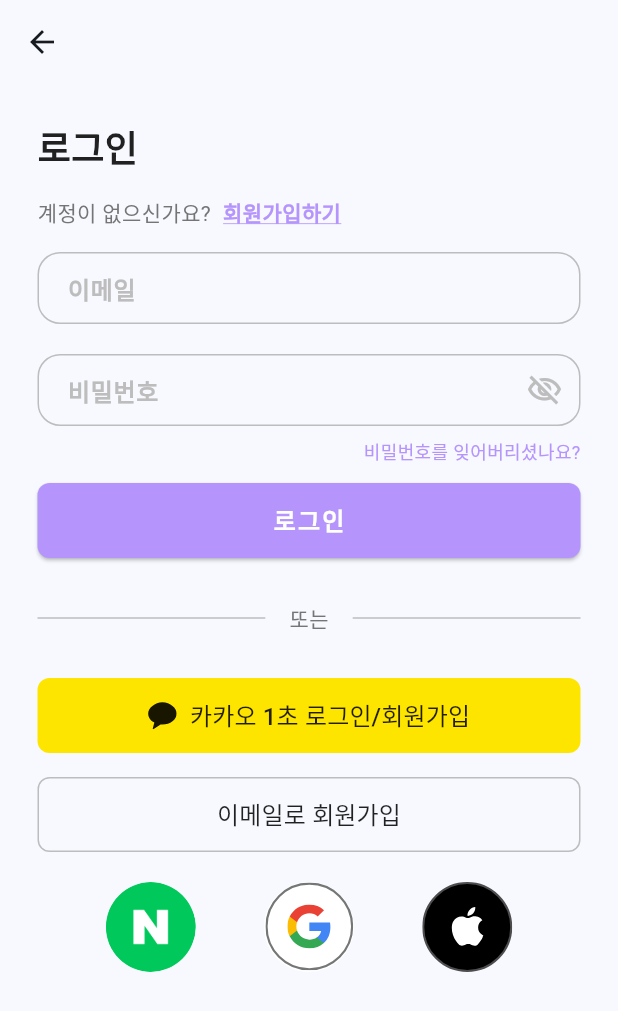
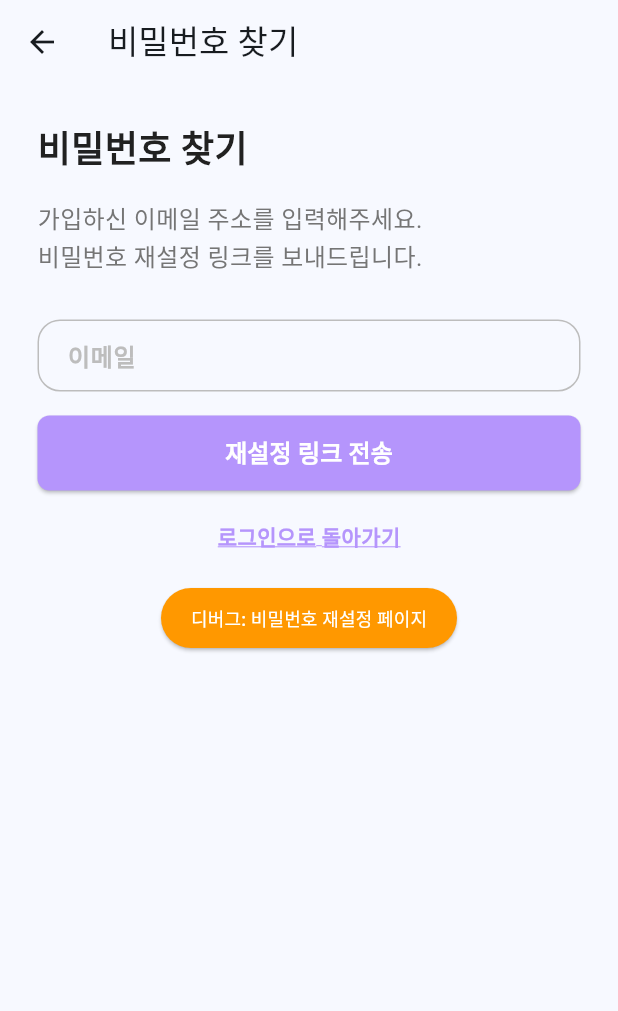
Before and after one commit to verychain/flutter, a Flutter app: the LoginPage screen opened directly, after a tap on "비밀번호를 잊어버리셨나요?", on a phone screen of 412 x 824 dp. Shown: the top 1011 px of the screen. Run offline on Flutter 3.47's test engine with Material 3 defaults, Android fonts, the phone set to English and light mode, and no system bars; our stand-ins replace flutter_svg, lottie, shared_preferences; accounts and stored records are empty; Roboto replaces fonts that are missing (Pretendard); project files that could hold a hidden picture were left out.

Commit message:
feat: 비밀번호 찾기/재설정 화면

```diff
--- /dev/null
+++ b/lib/view/pages/forgot_password_page.dart
@@ -0,0 +1,288 @@
+import 'package:demo_flutter/data/constants.dart';
+import 'package:demo_flutter/view/pages/reset_password_page.dart'; // 추가
+import 'package:flutter/material.dart';
+import 'package:flutter/services.dart';
+
+class ForgotPasswordPage extends StatefulWidget {
+  const ForgotPasswordPage({super.key});
+
+  @override
+  State<ForgotPasswordPage> createState() => _ForgotPasswordPageState();
+}
+
+class _ForgotPasswordPageState extends State<ForgotPasswordPage> {
+  final TextEditingController controllerEmail = TextEditingController();
+  String? errorMessage;
+  bool isEmailSent = false;
+
+  @override
+  void dispose() {
+    controllerEmail.dispose();
+    super.dispose();
+  }
+
+  @override
+  Widget build(BuildContext context) {
+    return Scaffold(
+      appBar: AppBar(
+        title: Text('비밀번호 찾기'),
+      ),
+      body: Padding(
+        padding: const EdgeInsets.all(25.0),
+        child: Column(
+          crossAxisAlignment: CrossAxisAlignment.start,
+          children: [
+            Text(
+              "비밀번호 찾기",
+              style: TextStyle(
+                color: Colors.grey.shade900,
+                fontSize: 24.0,
+                fontWeight: FontWeight.bold,
+              ),
+            ),
+            SizedBox(height: 16.0),
+            Text(
+              "가입하신 이메일 주소를 입력해주세요.\n비밀번호 재설정 링크를 보내드립니다.",
+              style: TextStyle(
+                color: Colors.grey.shade600,
+                fontSize: 16.0,
+                height: 1.5,
+              ),
+            ),
+            SizedBox(height: 30.0),
+
+            if (!isEmailSent) ...[
+              // 이메일 입력 필드
+              TextField(
+                controller: controllerEmail,
+                keyboardType: TextInputType.emailAddress,
+                autocorrect: false,
+                enableSuggestions: false,
+                inputFormatters: [
+                  FilteringTextInputFormatter.allow(RegExp(r'[a-zA-Z0-9@._-]')),
+                ],
+                decoration: InputDecoration(
+                  hintText: '이메일',
+                  hintStyle: TextStyle(
+                    color: Colors.grey.shade400,
+                    fontWeight: FontWeight.bold,
+                  ),
+                  contentPadding: EdgeInsets.symmetric(
+                    horizontal: 16.0,
+                    vertical: 12.0,
+                  ),
+                  border: OutlineInputBorder(
+                    borderRadius: BorderRadius.circular(15.0),
+                    borderSide: BorderSide(color: Colors.grey.shade400),
+                  ),
+                  enabledBorder: OutlineInputBorder(
+                    borderRadius: BorderRadius.circular(15.0),
+                    borderSide: BorderSide(color: Colors.grey.shade400),
+                  ),
+                  focusedBorder: OutlineInputBorder(
+                    borderRadius: BorderRadius.circular(15.0),
+                    borderSide: BorderSide(color: AppColors.primary),
+                  ),
+                ),
+              ),
+
+              SizedBox(height: 16.0),
+
+              // 오류 메시지 표시
+              if (errorMessage != null)
+                Container(
+                  margin: EdgeInsets.only(bottom: 16.0),
+                  padding: EdgeInsets.all(12.0),
+                  decoration: BoxDecoration(
+                    color: Colors.red.shade50,
+                    borderRadius: BorderRadius.circular(8.0),
+                    border: Border.all(color: Colors.red.shade200),
+                  ),
+                  child: Row(
+                    children: [
+                      Icon(
+                        Icons.error_outline,
+                        color: Colors.red.shade600,
+                        size: 20.0,
+                      ),
+                      SizedBox(width: 8.0),
+                      Expanded(
+                        child: Text(
+                          errorMessage!,
+                          style: TextStyle(
+                            color: Colors.red.shade700,
+                            fontSize: 14.0,
+                          ),
+                        ),
+                      ),
+                    ],
+                  ),
+                ),
+
+              // 재설정 링크 전송 버튼
+              ElevatedButton(
+                onPressed: () {
+                  sendResetLink();
+                },
+                style: ElevatedButton.styleFrom(
+                  minimumSize: Size(double.infinity, 50.0),
+                  backgroundColor: AppColors.primary,
+                  shape: RoundedRectangleBorder(
+                    borderRadius: BorderRadius.circular(8.0),
+                  ),
+                ),
+                child: Text(
+                  '재설정 링크 전송',
+                  style: TextStyle(
+                    color: Colors.white,
+                    fontFamily: "Pretendard",
+                    fontSize: 16.0,
+                    fontWeight: FontWeight.bold,
+                  ),
+                ),
+              ),
+            ] else ...[
+              // 이메일 전송 완료 메시지
+              Container(
+                padding: EdgeInsets.all(20.0),
+                decoration: BoxDecoration(
+                  color: Colors.green.shade50,
+                  borderRadius: BorderRadius.circular(12.0),
+                  border: Border.all(color: Colors.green.shade200),
+                ),
+                child: Column(
+                  children: [
+                    Icon(
+                      Icons.email_outlined,
+                      color: Colors.green.shade600,
+                      size: 48.0,
+                    ),
+                    SizedBox(height: 16.0),
+                    Text(
+                      '이메일을 확인해주세요',
+                      style: TextStyle(
+                        color: Colors.green.shade800,
+                        fontSize: 18.0,
+                        fontWeight: FontWeight.bold,
+                      ),
+                    ),
+                    SizedBox(height: 8.0),
+                    Text(
+                      '${controllerEmail.text}로\n비밀번호 재설정 링크를 보냈습니다.',
+                      textAlign: TextAlign.center,
+                      style: TextStyle(
+                        color: Colors.green.shade700,
+                        fontSize: 14.0,
+                        height: 1.5,
+                      ),
+                    ),
+                  ],
+                ),
+              ),
+
+              SizedBox(height: 20.0),
+
+              // 다시 전송 버튼
+              OutlinedButton(
+                onPressed: () {
+                  setState(() {
+                    isEmailSent = false;
+                    errorMessage = null;
+                  });
+                },
+                style: OutlinedButton.styleFrom(
+                  minimumSize: Size(double.infinity, 50.0),
+                  side: BorderSide(color: AppColors.primary),
+                  shape: RoundedRectangleBorder(
+                    borderRadius: BorderRadius.circular(8.0),
+                  ),
+                ),
+                child: Text(
+                  '다시 전송하기',
+                  style: TextStyle(
+                    color: AppColors.primary,
+                    fontSize: 16.0,
+                    fontWeight: FontWeight.bold,
+                  ),
+                ),
+              ),
+            ],
+
+            SizedBox(height: 20.0),
+
+            // 로그인으로 돌아가기
+            Center(
+              child: GestureDetector(
+                onTap: () {
+                  Navigator.pop(context);
+                },
+                child: Text(
+                  "로그인으로 돌아가기",
+                  style: TextStyle(
+                    color: AppColors.primary,
+                    fontSize: 14.0,
+                    fontWeight: FontWeight.bold,
+                    decoration: TextDecoration.underline,
+                    decorationColor: AppColors.primary,
+                  ),
+                ),
+              ),
+            ),
+
+            // 디버깅용 버튼 추가
+            SizedBox(height: 20.0),
+            Center(
+              child: ElevatedButton(
+                onPressed: () {
+                  Navigator.push(
+                    context,
+                    MaterialPageRoute(
+                      builder: (context) => ResetPasswordPage(token: "debug_token"),
+                    ),
+                  );
+                },
+                style: ElevatedButton.styleFrom(
+                  backgroundColor: Colors.orange,
+                  padding: EdgeInsets.symmetric(horizontal: 20.0, vertical: 8.0),
+                ),
+                child: Text(
+                  "디버그: 비밀번호 재설정 페이지",
+                  style: TextStyle(
+                    color: Colors.white,
+                    fontSize: 12.0,
+                  ),
+                ),
+              ),
+            ),
+          ],
+        ),
+      ),
+    );
+  }
+
+  void sendResetLink() {
+    setState(() {
+      errorMessage = null;
+    });
+
+    // 이메일 유효성 검사
+    if (controllerEmail.text.isEmpty) {
+      setState(() {
+        errorMessage = '이메일을 입력해주세요.';
+      });
+      return;
+    }
+
+    if (!controllerEmail.text.contains('@')) {
+      setState(() {
+        errorMessage = '올바른 이메일 주소를 입력해주세요.';
+      });
+      return;
+    }
+
+    // 실제로는 여기서 서버에 비밀번호 재설정 이메일 전송 요청
+    setState(() {
+      isEmailSent = true;
+    });
+  }
+}
--- a/lib/view/pages/login_page.dart
+++ b/lib/view/pages/login_page.dart
@@ -1,8 +1,9 @@
 import 'package:demo_flutter/data/constants.dart';
 import 'package:demo_flutter/view/pages/signup_page.dart';
+import 'package:demo_flutter/view/pages/forgot_password_page.dart'; // 추가
 import 'package:demo_flutter/view/widget_tree.dart';
 import 'package:flutter/material.dart';
-import 'package:flutter/services.dart'; // 추가
+import 'package:flutter/services.dart';
 import 'package:flutter_svg/flutter_svg.dart';
 
 class LoginPage extends StatefulWidget {
@@ -187,7 +188,12 @@ class _LoginPageState extends State<LoginPage> {
                 child: GestureDetector(
                   onTap: () {
                     // 비밀번호 찾기 페이지로 이동
-                    print("Navigate to Forgot Password");
+                    Navigator.push(
+                      context,
+                      MaterialPageRoute(
+                        builder: (context) => ForgotPasswordPage(),
+                      ),
+                    );
                   },
                   child: Text(
                     "비밀번호를 잊어버리셨나요?",
```
Also changed, not shown: lib/view/pages/reset_password_page.dart (added, +386 -0 lines).
